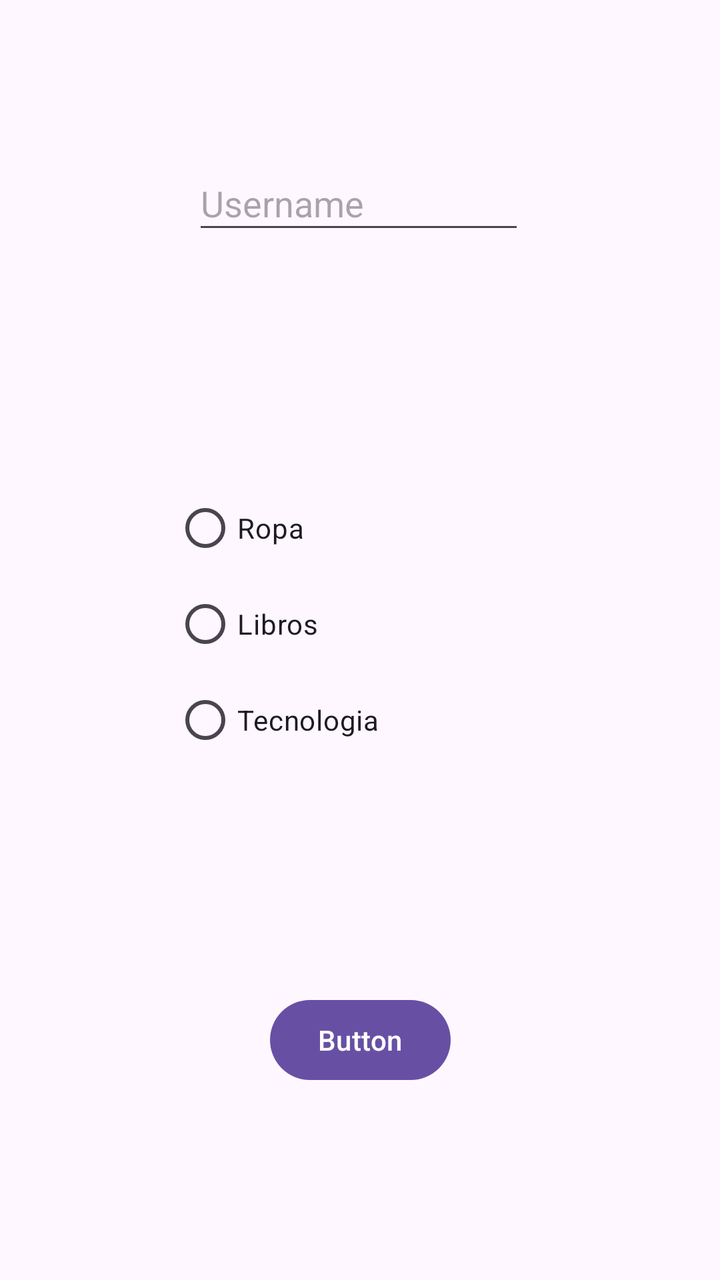
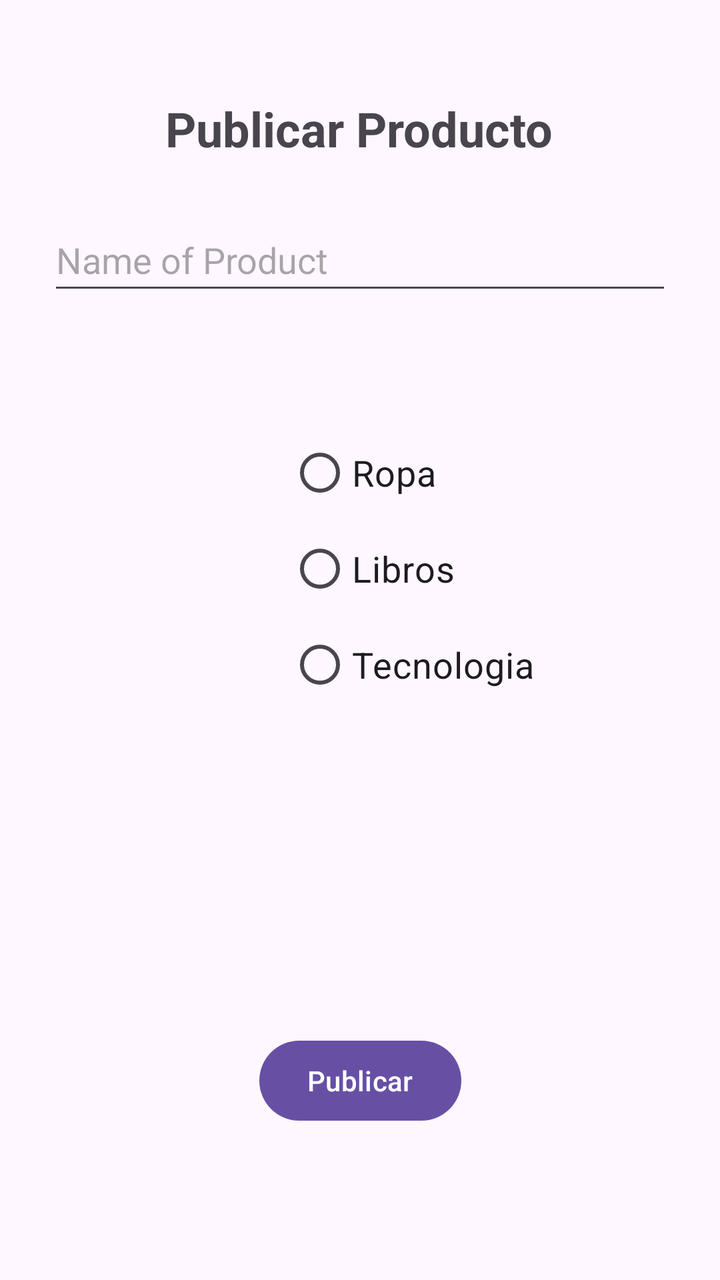

Screens rendered from an Android XML layout before and after an edit, with the pre-edit source and the edit as a unified diff.
<!-- AndroidManifest.xml: application theme Theme.EcoTrueque -->
<!-- res/layout/activity_publicar_objeto.xml -->
<?xml version="1.0" encoding="utf-8"?>
<androidx.constraintlayout.widget.ConstraintLayout xmlns:android="http://schemas.android.com/apk/res/android"
    xmlns:app="http://schemas.android.com/apk/res-auto"
    xmlns:tools="http://schemas.android.com/tools"
    android:id="@+id/main"
    android:layout_width="match_parent"
    android:layout_height="match_parent"
    tools:context=".PublicarObjetoActivity">

    <EditText
        android:id="@+id/textView"
        android:layout_width="166dp"
        android:layout_height="44dp"
        android:hint="Username"
        android:inputType="text"
        app:layout_constraintBottom_toBottomOf="parent"
        app:layout_constraintEnd_toEndOf="parent"
        app:layout_constraintHorizontal_bias="0.497"
        app:layout_constraintStart_toStartOf="parent"
        app:layout_constraintTop_toTopOf="parent"
        app:layout_constraintVertical_bias="0.131" />

    <RadioGroup
        android:id="@+id/rgCategorias"
        android:layout_width="187dp"
        android:layout_height="160dp"
        android:orientation="vertical"
        app:layout_constraintBottom_toBottomOf="parent"
        app:layout_constraintEnd_toEndOf="parent"
        app:layout_constraintStart_toStartOf="parent"
        app:layout_constraintTop_toTopOf="parent">

        <RadioButton
            android:id="@+id/rbCategoria1"
            android:layout_width="144dp"
            android:layout_height="wrap_content"
            android:text="Ropa" />

        <RadioButton
            android:id="@+id/rbCategoria2"
            android:layout_width="172dp"
            android:layout_height="wrap_content"
            android:text="Libros" />

        <RadioButton
            android:id="@+id/rbCategoria3"
            android:layout_width="176dp"
            android:layout_height="wrap_content"
            android:text="Tecnologia" />
    </RadioGroup>

    <Button
        android:id="@+id/button2"
        android:layout_width="wrap_content"
        android:layout_height="wrap_content"
        android:text="Button"
        app:layout_constraintBottom_toBottomOf="parent"
        app:layout_constraintEnd_toEndOf="parent"
        app:layout_constraintStart_toStartOf="parent"
        app:layout_constraintTop_toBottomOf="@+id/rgCategorias" />


</androidx.constraintlayout.widget.ConstraintLayout>
<!-- resources referenced by this layout -->
<resources>
  <style name="Theme.EcoTrueque" parent="Base.Theme.EcoTrueque" />
  <style name="Base.Theme.EcoTrueque" parent="Theme.Material3.DayNight.NoActionBar">
          
          
      </style>
</resources>

<!-- the commit's change to res/layout/activity_publicar_objeto.xml (unified diff, before → after) -->
@@ -7,57 +7,80 @@
     android:layout_height="match_parent"
     tools:context=".PublicarObjetoActivity">
 
-    <EditText
-        android:id="@+id/textView"
-        android:layout_width="166dp"
-        android:layout_height="44dp"
-        android:hint="Username"
-        android:inputType="text"
-        app:layout_constraintBottom_toBottomOf="parent"
+
+    <TextView
+        android:id="@+id/titulo"
+        android:layout_width="wrap_content"
+        android:layout_height="wrap_content"
+        android:layout_marginTop="48dp"
+        android:text="Publicar Producto"
+        android:textSize="24sp"
+        android:textStyle="bold"
+
         app:layout_constraintEnd_toEndOf="parent"
         app:layout_constraintHorizontal_bias="0.497"
         app:layout_constraintStart_toStartOf="parent"
-        app:layout_constraintTop_toTopOf="parent"
-        app:layout_constraintVertical_bias="0.131" />
+        app:layout_constraintTop_toTopOf="parent" />
+
+
+    <EditText
+        android:id="@+id/eldiabloproducto"
+        android:layout_width="0dp"
+        android:layout_height="48dp"
+        android:layout_margin="24dp"
+        android:layout_marginTop="92dp"
+        android:hint="Name of Product"
+        android:inputType="text"
+        android:textSize="18sp"
+
+        app:layout_constraintEnd_toEndOf="parent"
+        app:layout_constraintHorizontal_bias="0.666"
+        app:layout_constraintStart_toStartOf="parent"
+        app:layout_constraintTop_toBottomOf="@id/titulo" />
 
     <RadioGroup
         android:id="@+id/rgCategorias"
-        android:layout_width="187dp"
-        android:layout_height="160dp"
-        android:orientation="vertical"
-        app:layout_constraintBottom_toBottomOf="parent"
-        app:layout_constraintEnd_toEndOf="parent"
+        android:layout_width="wrap_content"
+        android:layout_height="wrap_content"
+        android:layout_marginStart="144dp"
+        android:layout_marginTop="60dp"
+
         app:layout_constraintStart_toStartOf="parent"
-        app:layout_constraintTop_toTopOf="parent">
+        app:layout_constraintTop_toBottomOf="@id/eldiabloproducto">
 
         <RadioButton
-            android:id="@+id/rbCategoria1"
-            android:layout_width="144dp"
-            android:layout_height="wrap_content"
-            android:text="Ropa" />
+            android:id="@+id/rbRopa"
+            android:layout_width="wrap_content"
+            android:layout_height="48dp"
+            android:text="Ropa"
+            android:textSize="18dp" />
+
 
         <RadioButton
-            android:id="@+id/rbCategoria2"
-            android:layout_width="172dp"
-            android:layout_height="wrap_content"
-            android:text="Libros" />
+            android:id="@+id/rbLibros"
+            android:layout_width="wrap_content"
+            android:layout_height="48dp"
+            android:text="Libros"
+            android:textSize="18sp" />
 
         <RadioButton
             android:id="@+id/rbCategoria3"
-            android:layout_width="176dp"
-            android:layout_height="wrap_content"
-            android:text="Tecnologia" />
+            android:layout_width="wrap_content"
+            android:layout_height="48dp"
+            android:text="Tecnologia"
+            android:textSize="18dp" />
     </RadioGroup>
 
     <Button
         android:id="@+id/button2"
         android:layout_width="wrap_content"
-        android:layout_height="wrap_content"
-        android:text="Button"
-        app:layout_constraintBottom_toBottomOf="parent"
+        android:layout_height="48dp"
+        android:layout_marginTop="160dp"
+        android:text="Publicar"
+        android:textsize="18sp"
+
         app:layout_constraintEnd_toEndOf="parent"
         app:layout_constraintStart_toStartOf="parent"
         app:layout_constraintTop_toBottomOf="@+id/rgCategorias" />
 
-
 </androidx.constraintlayout.widget.ConstraintLayout>
